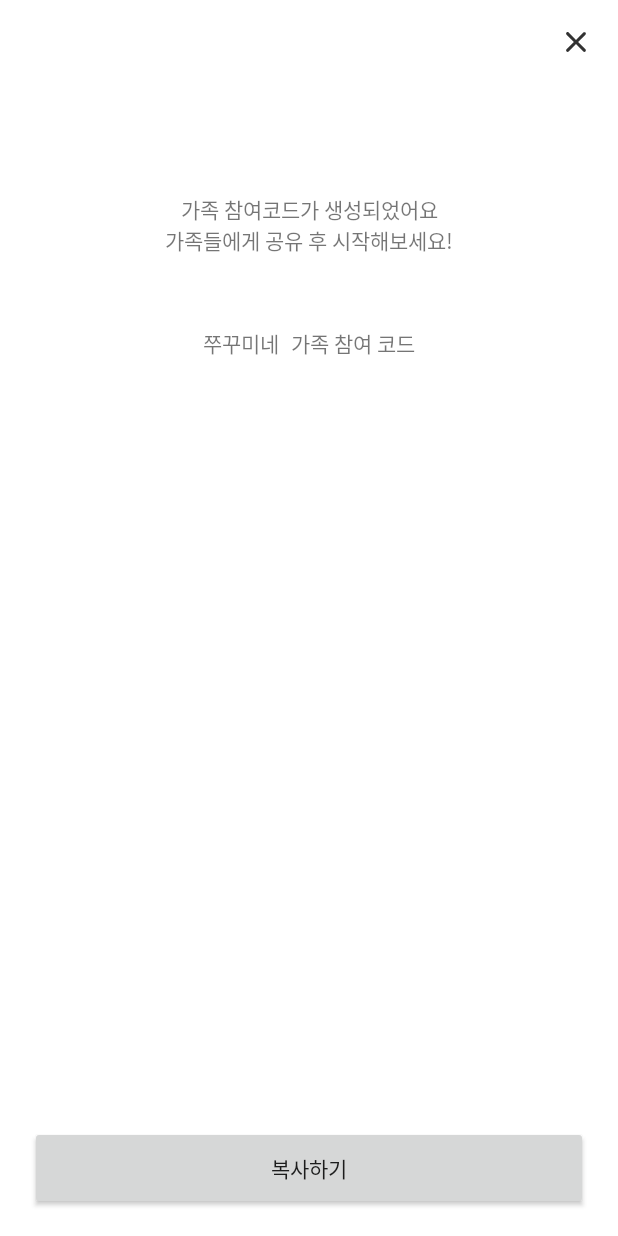
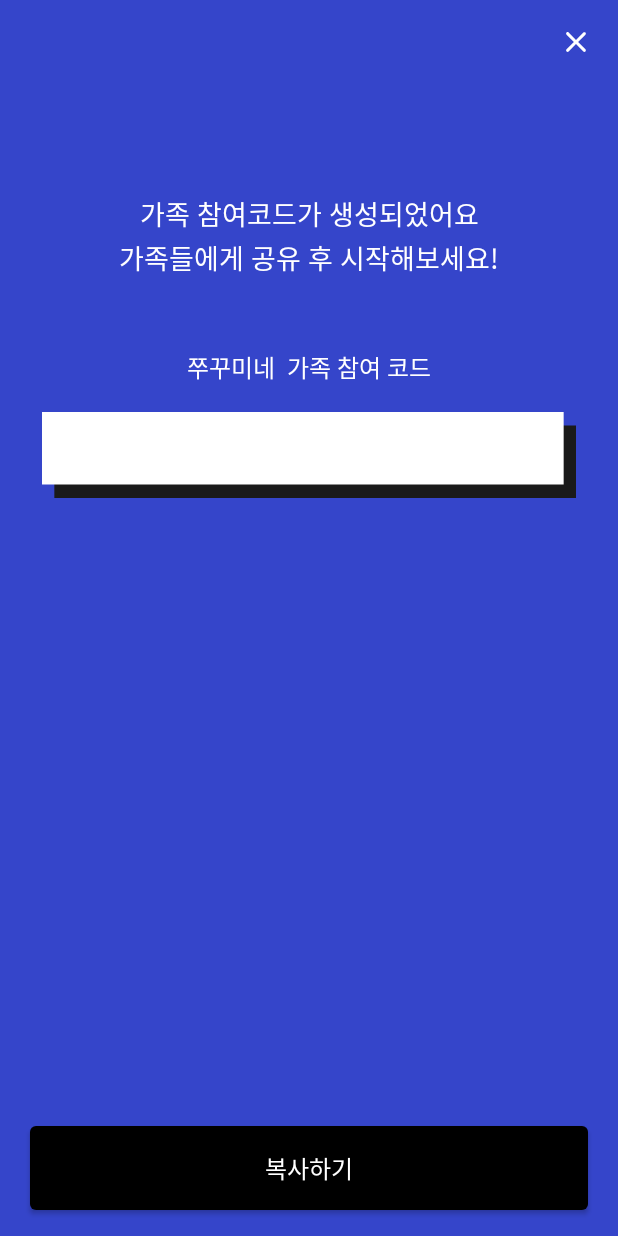
Before and after one commit to OnTheTop/ott-android, an Android app: the StartFragment4 screen opened through its navigation route, on a phone screen of 412 x 824 dp. Run offline under Robolectric (Android 15) with nearby library versions, the phone set to English and light mode, and no system bars; our stand-ins replace data binding.

Commit message:
[Design] 온보딩 디자인 적용

```diff
--- /dev/null
+++ b/app/src/main/res/drawable/bg_onboarding_btn_black.xml
@@ -0,0 +1,6 @@
+<?xml version="1.0" encoding="utf-8"?>
+<shape xmlns:android="http://schemas.android.com/apk/res/android"
+    android:shape="rectangle">
+    <solid android:color="@color/black"/>
+    <corners android:radius="4dp"/>
+</shape>
--- /dev/null
+++ b/app/src/main/res/drawable/ic_onboarding_code.xml
@@ -0,0 +1,12 @@
+<vector xmlns:android="http://schemas.android.com/apk/res/android"
+    android:width="303dp"
+    android:height="57dp"
+    android:viewportWidth="303"
+    android:viewportHeight="57">
+  <path
+      android:pathData="M7,9h296v48h-296z"
+      android:fillColor="#1A1A1A"/>
+  <path
+      android:pathData="M0,0h296v48h-296z"
+      android:fillColor="#ffffff"/>
+</vector>
--- a/app/src/main/res/layout/fragment_start_fourth.xml
+++ b/app/src/main/res/layout/fragment_start_fourth.xml
@@ -17,7 +17,8 @@
 
     <androidx.constraintlayout.widget.ConstraintLayout
         android:layout_width="match_parent"
-        android:layout_height="match_parent">
+        android:layout_height="match_parent"
+        android:background="@color/background">
 
         <androidx.appcompat.widget.AppCompatButton
             android:id="@+id/start_fourth_btn_close"
@@ -26,26 +27,31 @@
             android:layout_marginTop="16dp"
             android:layout_marginEnd="16dp"
             android:background="@drawable/ic_close"
+            android:backgroundTint="@color/white"
             app:layout_constraintEnd_toEndOf="parent"
             app:layout_constraintTop_toTopOf="parent" />
 
         <TextView
             android:id="@+id/start_fourth_tv_description"
+            style="@style/font_Heading5"
             android:layout_width="0dp"
             android:layout_height="wrap_content"
             android:layout_marginTop="89dp"
             android:gravity="center"
             android:text="@string/onboarding_tv_complete_code_description"
+            android:textColor="@color/white"
             app:layout_constraintEnd_toEndOf="parent"
             app:layout_constraintStart_toStartOf="parent"
             app:layout_constraintTop_toBottomOf="@id/start_fourth_btn_close" />
 
         <TextView
             android:id="@+id/start_fourth_tv_family_name"
+            style="@style/font_Heading6"
             android:layout_width="wrap_content"
             android:layout_height="wrap_content"
             android:layout_marginTop="47dp"
             android:text="@string/onboarding_tv_family_name"
+            android:textColor="@color/white"
             app:layout_constraintEnd_toStartOf="@id/start_fourth_tv_family_description"
             app:layout_constraintHorizontal_chainStyle="packed"
             app:layout_constraintStart_toStartOf="parent"
@@ -53,22 +59,27 @@
 
         <TextView
             android:id="@+id/start_fourth_tv_family_description"
+            style="@style/font_Heading6"
             android:layout_width="wrap_content"
             android:layout_height="wrap_content"
             android:layout_marginStart="8dp"
             android:layout_marginTop="47dp"
             android:text="@string/onboarding_tv_description"
+            android:textColor="@color/white"
             app:layout_constraintEnd_toEndOf="parent"
             app:layout_constraintStart_toEndOf="@id/start_fourth_tv_family_name"
             app:layout_constraintTop_toBottomOf="@id/start_fourth_tv_description" />
 
         <TextView
             android:id="@+id/start_fourth_tv_code"
+            style="@style/font_Heading6"
             android:layout_width="0dp"
             android:layout_height="57dp"
             android:layout_marginHorizontal="28dp"
             android:layout_marginTop="18dp"
+            android:background="@drawable/ic_onboarding_code"
             android:gravity="center"
+            android:textColor="@color/black"
             app:layout_constraintEnd_toEndOf="parent"
             app:layout_constraintStart_toStartOf="parent"
             app:layout_constraintTop_toBottomOf="@id/start_fourth_tv_family_description"
@@ -76,11 +87,14 @@
 
         <androidx.appcompat.widget.AppCompatButton
             android:id="@+id/start_fourth_btn_copy"
+            style="@style/font_Heading6"
             android:layout_width="0dp"
             android:layout_height="56dp"
             android:layout_marginHorizontal="20dp"
             android:layout_marginBottom="17dp"
+            android:background="@drawable/bg_onboarding_btn_black"
             android:text="@string/onboarding_btn_copy"
+            android:textColor="@color/white"
             app:layout_constraintBottom_toBottomOf="parent"
             app:layout_constraintEnd_toEndOf="parent"
             app:layout_constraintStart_toStartOf="parent" />
```
Also changed, not shown: app/src/main/res/drawable/bg_onboarding_btn_white.xml (added, +11 -0 lines), app/src/main/res/layout/fragment_enter_first.xml (+15 -1 lines), app/src/main/res/layout/fragment_enter_second.xml (+17 -1 lines), app/src/main/res/layout/fragment_start_first.xml (+12 -1 lines), app/src/main/res/layout/fragment_start_second.xml (+21 -1 lines), app/src/main/res/layout/fragment_start_third.xml (+17 -1 lines), app/src/main/res/drawable/ic_bbibbi_logo.png (added).
